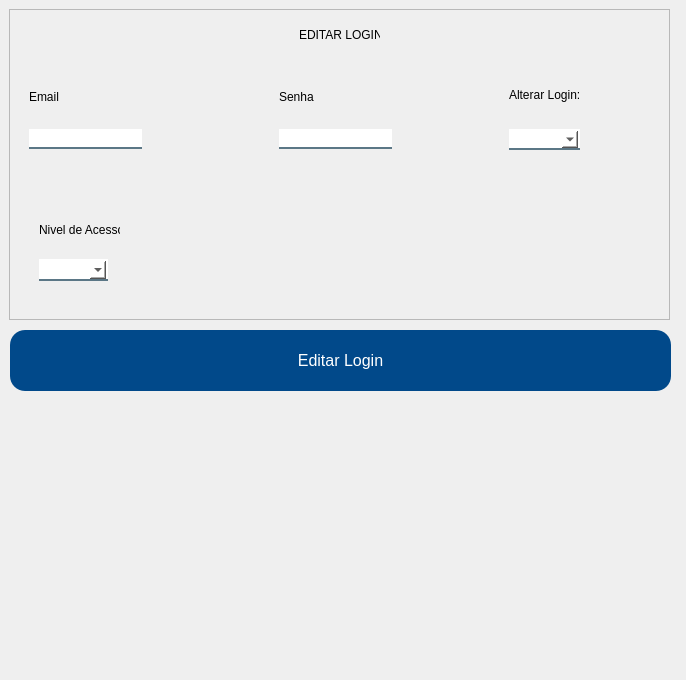
Qt form App/view/ui/editarLogin.ui (Senac-SOR-ADS/Mapa-de-Sala) before a commit.
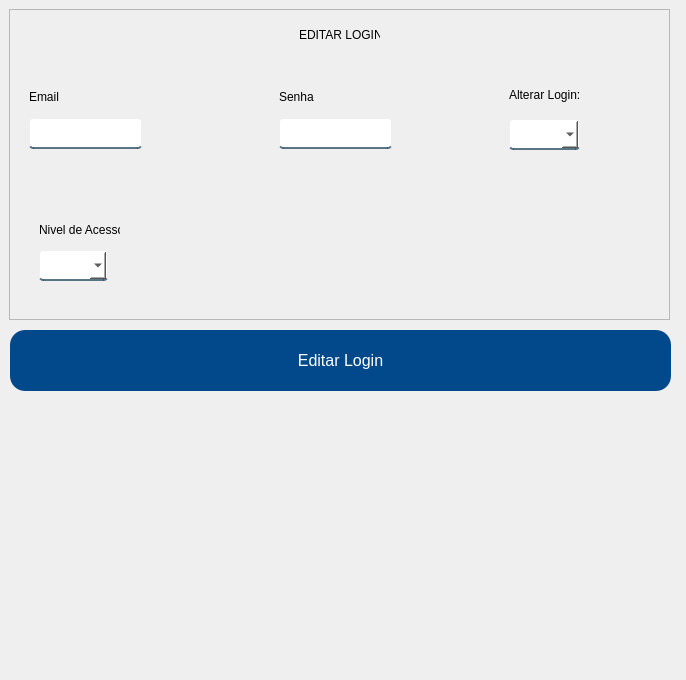
The same form after that commit.

```diff
--- a/App/view/ui/editarLogin.ui
+++ b/App/view/ui/editarLogin.ui
@@ -17,7 +17,7 @@
    <string notr="true">QLineEdit, QComboBox {
 	background-color: white;
 	border:2px solid rgba(0,0,0,0);
-	border-radius: 13px;
+	border-radius: 4px;
 	border-bottom-color:rgba(46,82,101,200);
 	color:rgb(0,0,0);
 	padding-bottom:7px;
@@ -57,9 +57,9 @@
     <property name="geometry">
      <rect>
       <x>20</x>
-      <y>120</y>
+      <y>109</y>
       <width>113</width>
-      <height>20</height>
+      <height>31</height>
      </rect>
     </property>
    </widget>
@@ -67,9 +67,9 @@
     <property name="geometry">
      <rect>
       <x>270</x>
-      <y>120</y>
+      <y>109</y>
       <width>113</width>
-      <height>20</height>
+      <height>31</height>
      </rect>
     </property>
    </widget>
@@ -77,16 +77,16 @@
     <property name="geometry">
      <rect>
       <x>30</x>
-      <y>250</y>
+      <y>241</y>
       <width>69</width>
-      <height>22</height>
+      <height>31</height>
      </rect>
     </property>
     <property name="cursor">
      <cursorShape>PointingHandCursor</cursorShape>
     </property>
     <property name="editable">
-     <bool>true</bool>
+     <bool>false</bool>
     </property>
    </widget>
    <widget class="QLabel" name="label">
@@ -145,9 +145,9 @@
     <property name="geometry">
      <rect>
       <x>500</x>
-      <y>120</y>
+      <y>110</y>
       <width>71</width>
-      <height>21</height>
+      <height>31</height>
      </rect>
     </property>
     <property name="cursor">
```
